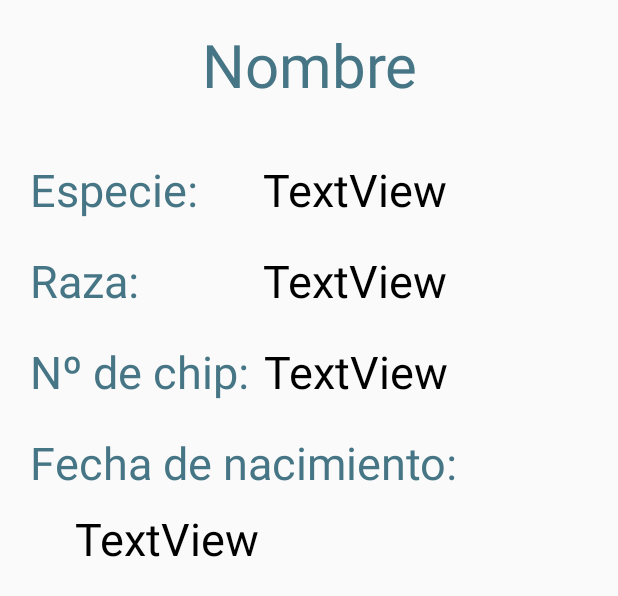
After one commit to Tina997/Zonget, an Android app: the layout animal_detail.xml on its own in the app's theme, with its tools: preview values and no code run, on a phone screen of 412 x 824 dp. The commit adds this screen. Shown: the top 596 px of the screen. Run offline under Robolectric (Android 15) with nearby library versions, the phone set to English and light mode, and no system bars.

Commit message:
Creacion activity detalle mascota de un cliente + creacion del layout de esta

```diff
--- a/app/src/main/AndroidManifest.xml
+++ b/app/src/main/AndroidManifest.xml
@@ -24,7 +24,7 @@
         <activity android:name=".SignUp.SignUpActivity"></activity>
 
         <activity android:name=".agendaAdmin.AgendaAdminActivity"></activity>
-
+        <activity android:name=".Animal.AnimalDetailActivity"></activity>
     </application>
 
 </manifest>
--- a/app/src/main/java/es/ulpgc/montesdeoca110/cristina/zonget/Animal/AnimalDetailActivity.java
+++ b/app/src/main/java/es/ulpgc/montesdeoca110/cristina/zonget/Animal/AnimalDetailActivity.java
@@ -28,7 +28,7 @@ public class AnimalDetailActivity
         super.onResume();
 
         // do some work
-        presenter.fetchData();
+//        presenter.fetchData();
     }
 
     @Override
@@ -41,6 +41,5 @@ public class AnimalDetailActivity
         //Log.e(TAG, "displayData()");
 
         // deal with the data
-        ((TextView) findViewById(R.id.data)).setText(viewModel.data);
     }
 }
--- a/app/src/main/res/layout/activity_animal_detail.xml
+++ b/app/src/main/res/layout/activity_animal_detail.xml
@@ -1,17 +1,34 @@
 <?xml version="1.0" encoding="utf-8"?>
-<FrameLayout xmlns:android="http://schemas.android.com/apk/res/android"
+<android.support.design.widget.CoordinatorLayout
+    xmlns:android="http://schemas.android.com/apk/res/android"
     xmlns:tools="http://schemas.android.com/tools"
+    xmlns:app="http://schemas.android.com/apk/res-auto"
     android:layout_width="match_parent"
     android:layout_height="match_parent"
-    android:padding="16dp"
-    tools:context=".Animal.AnimalDetailActivity">
+    android:background="@color/colorPrimary">
 
-    <TextView
-        android:id="@+id/data"
+    //AppBar y Toolbar
+    <android.support.design.widget.AppBarLayout
+        android:id="@+id/appbar"
+        android:layout_width="match_parent"
+        android:layout_height="55dp"
+        android:background="@color/colorPrimaryDark">
+
+        <android.support.v7.widget.Toolbar
+            android:id="@+id/toolbar"
+            android:layout_width="match_parent"
+            android:layout_height="?attr/actionBarSize"
+            app:titleTextColor="@color/colorPrimary"></android.support.v7.widget.Toolbar>
+
+    </android.support.design.widget.AppBarLayout>
+
+
+    <FrameLayout
+        android:id="@+id/listView"
         android:layout_width="match_parent"
         android:layout_height="match_parent"
-        android:gravity="center"
-        android:textAppearance="@style/TextAppearance.AppCompat.Display1"
-        tools:text="Hello" />
+        android:layout_marginTop="50dp">
 
-</FrameLayout>
+        <include layout="@layout/animal_detail" />
+    </FrameLayout>
+    </android.support.design.widget.CoordinatorLayout>
--- /dev/null
+++ b/app/src/main/res/layout/animal_detail.xml
@@ -0,0 +1,142 @@
+<?xml version="1.0" encoding="utf-8"?>
+<LinearLayout xmlns:android="http://schemas.android.com/apk/res/android"
+    android:layout_width="match_parent"
+    android:layout_height="wrap_content"
+    android:orientation="vertical">
+
+    <TextView
+        android:id="@+id/nombreAnimal"
+        android:layout_width="match_parent"
+        android:layout_height="wrap_content"
+        android:layout_margin="16dp"
+        android:textSize="40dp"
+        android:textAlignment="center"
+        android:textColor="@color/colorPrimaryDark"
+
+        android:text="@string/nombre_text_label" />
+
+    <Space
+        android:layout_width="match_parent"
+        android:layout_height="20dp" />
+
+    <LinearLayout
+        android:layout_width="wrap_content"
+        android:layout_height="match_parent"
+        android:orientation="horizontal">
+
+        <TextView
+            android:id="@+id/especieAnimalText"
+            android:layout_width="145dp"
+            android:layout_height="wrap_content"
+            android:layout_marginLeft="20dp"
+            android:layout_marginTop="0dp"
+            android:text="@string/especie_text_label"
+            android:textAlignment="viewStart"
+            android:textColor="@color/colorPrimaryDark"
+            android:textSize="30dp" />
+
+        <TextView
+            android:id="@+id/especieAnimalCliente"
+            android:layout_width="match_parent"
+            android:layout_height="wrap_content"
+            android:text="TextView"
+            android:textSize="30dp"
+            android:layout_marginLeft="10dp"
+            android:textColor="@color/colorBlack"
+            android:layout_marginTop="0dp"
+            android:textAlignment="viewStart"/>
+    </LinearLayout>
+    <Space
+        android:layout_width="match_parent"
+        android:layout_height="20dp" />
+    <LinearLayout
+        android:layout_width="wrap_content"
+        android:layout_height="match_parent"
+        android:orientation="horizontal">
+
+        <TextView
+            android:id="@+id/razaAnimalText"
+            android:layout_width="145dp"
+            android:layout_height="wrap_content"
+            android:layout_marginLeft="20dp"
+            android:layout_marginTop="0dp"
+            android:text="@string/raza_text_label"
+            android:textAlignment="viewStart"
+            android:textColor="@color/colorPrimaryDark"
+            android:textSize="30dp" />
+
+        <TextView
+            android:id="@+id/razaAnimalCliente"
+            android:layout_width="match_parent"
+            android:layout_height="wrap_content"
+            android:layout_marginLeft="10dp"
+            android:layout_marginTop="0dp"
+            android:text="TextView"
+            android:textAlignment="viewStart"
+            android:textColor="@color/colorBlack"
+            android:textSize="30dp" />
+    </LinearLayout>
+    <Space
+        android:layout_width="match_parent"
+        android:layout_height="20dp" />
+    <LinearLayout
+        android:layout_width="wrap_content"
+        android:layout_height="match_parent"
+        android:orientation="horizontal">
+
+        <TextView
+            android:id="@+id/numeroAnimalText"
+            android:layout_width="match_parent"
+            android:layout_height="wrap_content"
+            android:layout_marginTop="0dp"
+            android:textSize="30dp"
+            android:textAlignment="viewStart"
+            android:textColor="@color/colorPrimaryDark"
+            android:layout_marginLeft="20dp"
+            android:text="@string/numeroChip_text_label" />
+
+        <TextView
+            android:id="@+id/numeroAnimalCliente"
+            android:layout_width="match_parent"
+            android:layout_height="wrap_content"
+            android:layout_marginLeft="10dp"
+            android:layout_marginTop="0dp"
+            android:text="TextView"
+            android:textAlignment="viewStart"
+            android:textColor="@color/colorBlack"
+            android:textSize="30dp" />
+    </LinearLayout>
+    <Space
+        android:layout_width="match_parent"
+        android:layout_height="20dp" />
+    <LinearLayout
+        android:layout_width="wrap_content"
+        android:layout_height="match_parent"
+        android:orientation="vertical">
+
+        <TextView
+            android:id="@+id/fechaNacAnimalText"
+            android:layout_width="308dp"
+            android:layout_height="wrap_content"
+            android:layout_marginLeft="20dp"
+            android:layout_marginTop="0dp"
+            android:text="@string/fechaNac_text_label"
+            android:textAlignment="viewStart"
+            android:textColor="@color/colorPrimaryDark"
+            android:textSize="30dp" />
+        <Space
+            android:layout_width="match_parent"
+            android:layout_height="10dp" />
+
+        <TextView
+            android:id="@+id/fechaNacAnimalCliente"
+            android:layout_width="match_parent"
+            android:layout_height="wrap_content"
+            android:layout_marginLeft="50dp"
+            android:layout_marginTop="0dp"
+            android:text="TextView"
+            android:textAlignment="viewStart"
+            android:textColor="@color/colorBlack"
+            android:textSize="30dp" />
+    </LinearLayout>
+</LinearLayout>
--- a/app/src/main/res/values/strings.xml
+++ b/app/src/main/res/values/strings.xml
@@ -9,9 +9,6 @@
     <string name="sign_in_button_text_label">Entrar</string>
     <string name="not_sign_up_text_view">¿No eres usuario?</string>
     <string name="sign_up_button_text_label">Regístrate</string>
-
-    <!-- AgendaAdmin View-->
-    <string name="agenda_activity_name">Agenda</string>
     <string name="ask_date_button_text_label">Pedir Cita</string>
     <string name="user_sign_up_name_text_label">Nombre:</string>
     <string name="user_sign_up_dni_text_label">DNI:</string>
@@ -20,7 +17,12 @@
     <string name="sign_up_accept_button_text_label">Aceptar</string>
 
     <!-- SignUp View -->
-
     <string name="citas_content">Content</string>
-
+    <!--AnimalDetail View -->
+    <string name="item_details">Item Details</string>
+    <string name="nombre_text_label">Nombre</string>
+    <string name="especie_text_label">Especie:</string>
+    <string name="raza_text_label">Raza:</string>
+    <string name="numeroChip_text_label">Nº de chip:</string>
+    <string name="fechaNac_text_label">Fecha de nacimiento:</string>
 </resources>
```
